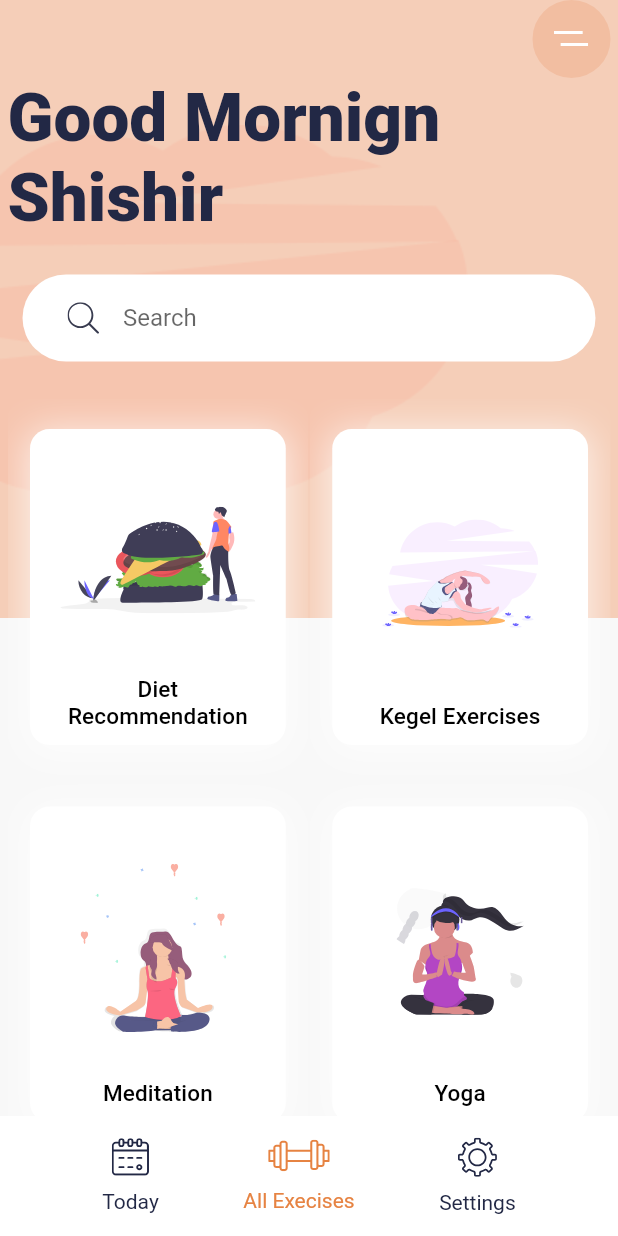
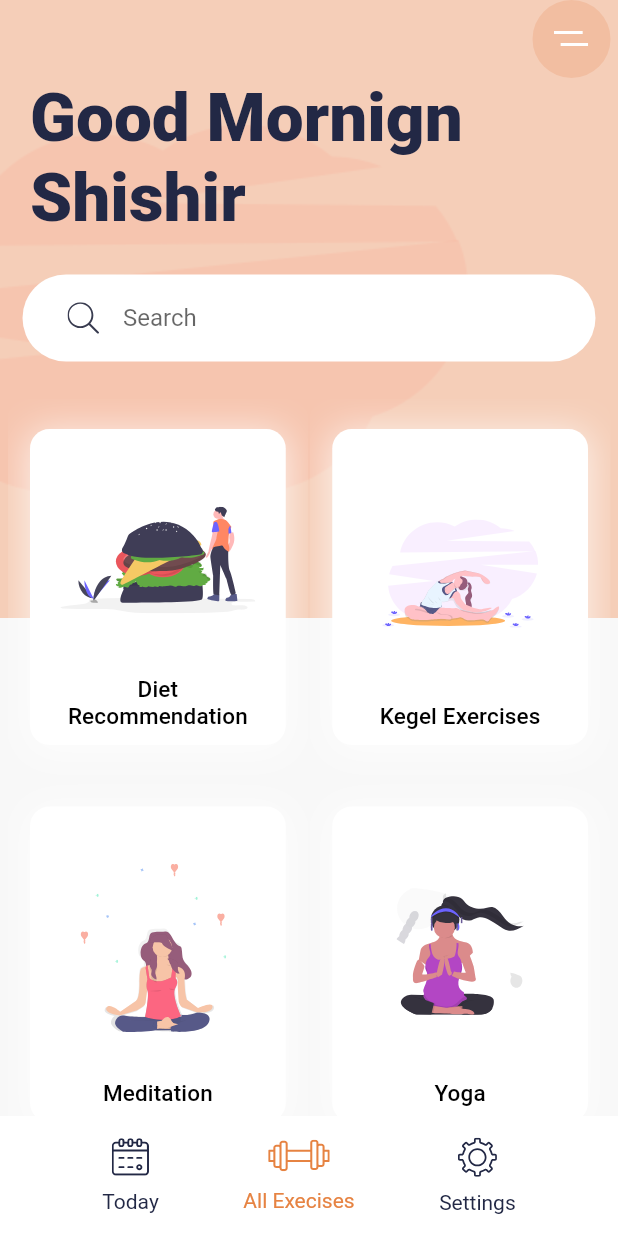
Before and after one commit to ArthurJSR/LearnFlutter, a Flutter app: the screen it shows after launch, on a phone screen of 412 x 824 dp. Run offline on Flutter 3.47's test engine with Material 2 defaults, Android fonts, the phone set to English and light mode, and no system bars; our stand-ins replace flutter_svg.

Commit message:
Útimas edições da página Home concluídas. O App está sem erros, vou começar a fazer a segunda parte do app da Aula

```diff
--- a/.meditation_app/lib/main.dart
+++ b/.meditation_app/lib/main.dart
@@ -66,12 +66,15 @@ class HomeScreen extends StatelessWidget {
                     child: SvgPicture.asset("assets/icons/menu.svg"),
                   ),
                 ),
-                Text(
-                  "Good Mornign \nShishir",
-                  style: Theme.of(context)
-                      .textTheme
-                      .displaySmall
-                      ?.copyWith(fontWeight: FontWeight.w900),
+                Container(
+                  padding: EdgeInsets.symmetric(horizontal: 15),
+                  child: Text(
+                    "Good Mornign \nShishir",
+                    style: Theme.of(context)
+                        .textTheme
+                        .displaySmall
+                        ?.copyWith(fontWeight: FontWeight.w900),
+                  ),
                 ),
                 Container(
                   margin: EdgeInsets.symmetric(horizontal: 10, vertical: 25),
```
